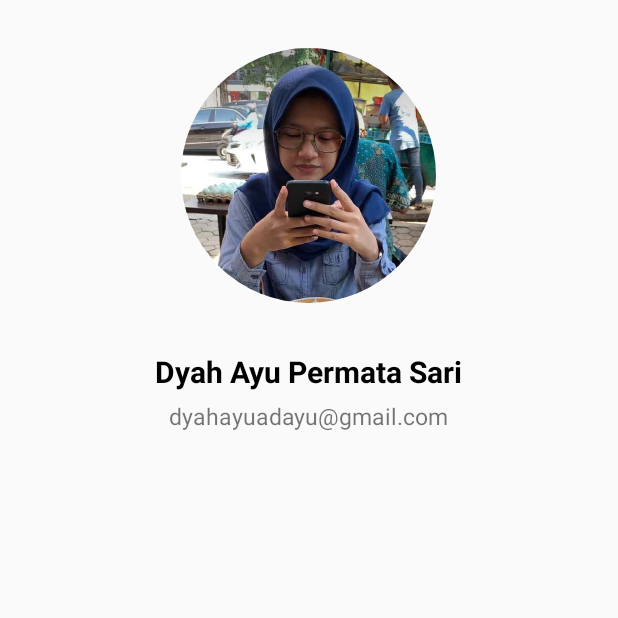
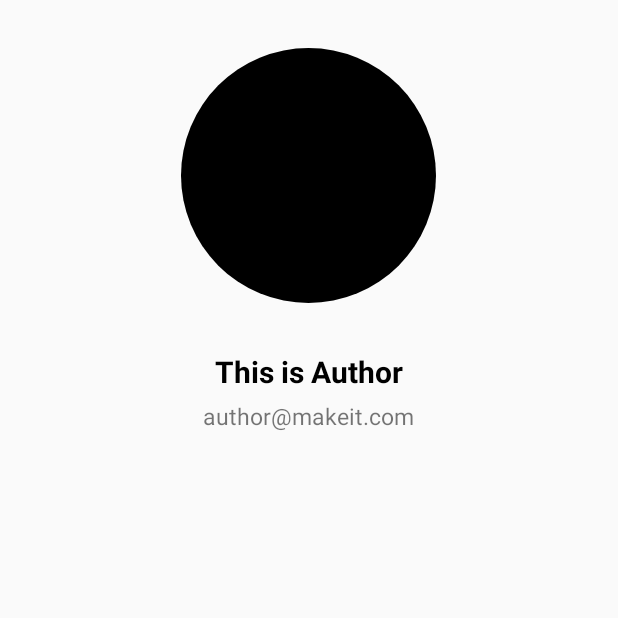
Before and after one commit to dyahayuadayu/NovelLibrary, an Android app: the About screen opened directly, with no data from a screen before it, on a phone screen of 412 x 824 dp, the top half of it. Run offline under Robolectric (Android 15) with nearby library versions, the phone set to English and light mode, and no system bars; our stand-ins replace CircleImageView.

Commit message:
change about activity

```diff
--- a/app/src/main/res/layout/activity_about.xml
+++ b/app/src/main/res/layout/activity_about.xml
@@ -16,7 +16,7 @@
             android:id="@+id/img_item_photo"
             android:layout_width="170dp"
             android:layout_height="170dp"
-            android:src="@drawable/about_photo_700"
+            android:src="@color/black"
             android:layout_margin="32dp"/>
 
         <TextView
--- a/app/src/main/res/values/colors.xml
+++ b/app/src/main/res/values/colors.xml
@@ -5,4 +5,5 @@
     <color name="colorAccent">#D81B60</color>
     <color name="white">#FFF</color>
     <color name="black">#000</color>
+    <color name="grey">#999</color>
 </resources>
--- a/app/src/main/res/values/strings.xml
+++ b/app/src/main/res/values/strings.xml
@@ -2,6 +2,6 @@
     <string name="app_name">Novel Library</string>
     <string name="novel_title">Novel Title</string>
     <string name="novel_writer">Novel Writer</string>
-    <string name="about_name">Dyah Ayu Permata Sari</string>
-    <string name="about_email">dyahayuadayu@gmail.com</string>
+    <string name="about_name">This is Author</string>
+    <string name="about_email">author@makeit.com</string>
 </resources>
```
Also changed, not shown: app/src/main/res/drawable/about_photo_700.jpg (deleted).
